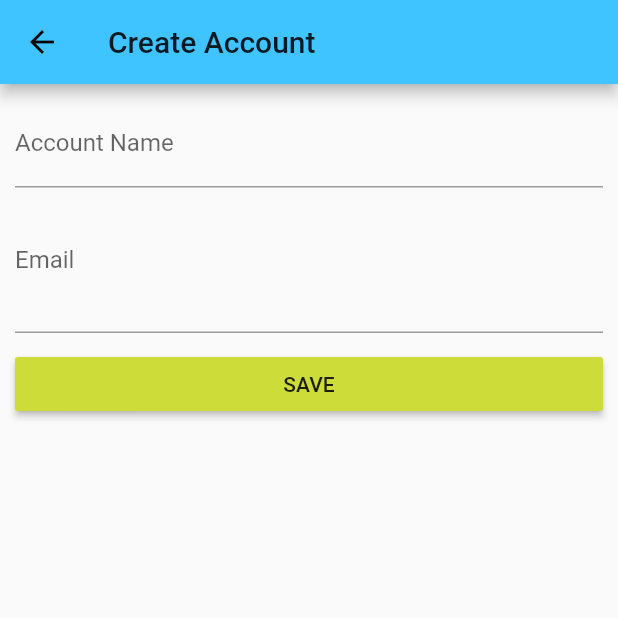
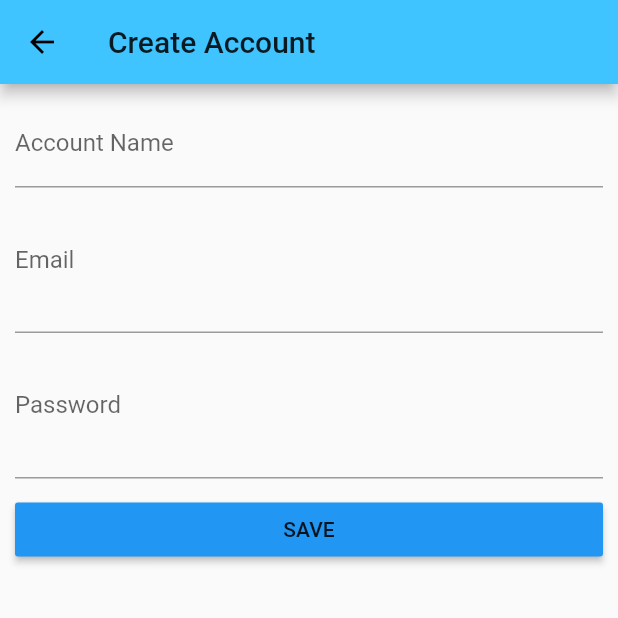
Before and after one commit to JordiiVidal/SaveZone, a Flutter app: the screen it shows after launch, after a tap on the "add" icon, on a phone screen of 412 x 824 dp, the top half of it. Run offline on Flutter 3.47's test engine with Material 2 defaults, Android fonts, the phone set to English and light mode, and no system bars.

Commit message:
object oriented

```diff
--- a/lib/account_manager.dart
+++ b/lib/account_manager.dart
@@ -1,8 +1,9 @@
 import 'package:flutter/material.dart';
 import 'accounts.dart';
+import 'models/account.dart';
 
 class AccountManger extends StatelessWidget{
-  final List<Map<String,dynamic>> accounts;
+  final List<Account> accounts;
   AccountManger(this.accounts);
 
   @override
--- a/lib/main.dart
+++ b/lib/main.dart
@@ -1,6 +1,7 @@
 import 'package:flutter/material.dart';
-import 'pages/home.dart';
+import 'pages/homepage.dart';
 import 'pages/account_create.dart';
+import 'models/account.dart';
 
 void main() => runApp(new MyApp());
 
@@ -13,9 +14,9 @@ class MyApp extends StatefulWidget {
 }
 class _MyAppState extends State<MyApp>{
 
-  List<Map<String,dynamic>> _accounts = [];
+  List<Account> _accounts = [];
 
-  void _addAccount(Map<String, dynamic> account){
+  void _addAccount(Account account){
     setState(() {
           _accounts.add(account);
           print(_accounts);
@@ -36,7 +37,7 @@ class _MyAppState extends State<MyApp>{
         theme: ThemeData(
           brightness: Brightness.light,
           primaryColor: Colors.lightBlueAccent,
-          accentColor: Colors.lime,
+          accentColor: Colors.blue,
           backgroundColor: Colors.white,
         ),
         routes: {
--- /dev/null
+++ b/lib/models/account.dart
@@ -0,0 +1,12 @@
+import 'package:flutter/material.dart';
+
+class Account{
+
+  final int id;
+  final String email;
+  final String name;
+  final String password;
+
+  Account({@required this.id, @required this.email, @required this.name, @required this.password});
+
+}
--- a/lib/pages/account_create.dart
+++ b/lib/pages/account_create.dart
@@ -1,7 +1,9 @@
 import 'package:flutter/material.dart';
+import '../models/account.dart';
 
 
 class AccountCreatePage extends StatefulWidget{
+
   final Function addAccount;
 
   AccountCreatePage(this.addAccount);
@@ -15,6 +17,7 @@ class AccountCreatePage extends StatefulWidget{
 class _AccountCreatePage extends State<AccountCreatePage>{
   String _accountValue;
   String _emailValue;
+  String _passwordValue;
 
   @override
     Widget build(BuildContext context) {
@@ -45,6 +48,15 @@ class _AccountCreatePage extends State<AccountCreatePage>{
                     });
                   },
                 ),
+                TextField(
+                  maxLines: 3,
+                  decoration: InputDecoration(labelText: 'Password'),
+                  onChanged: (String value){
+                    setState(() {
+                      _passwordValue = value;
+                    });
+                  },
+                ),
                 SizedBox(
                   height: 10.0,
                 ),
@@ -52,11 +64,7 @@ class _AccountCreatePage extends State<AccountCreatePage>{
                   child: Text('SAVE'),
                   color: Theme.of(context).accentColor,
                   onPressed: (){
-                    final Map<String, dynamic> account = {
-                      'account': _accountValue,
-                      'email': _emailValue,
-                      'icon' : Icons.email
-                    };
+                    final Account account = new Account(id: 1,name: _accountValue, email: _emailValue, password: _passwordValue);
                     widget.addAccount(account);
                     Navigator.pop(context);
                   },
--- a/lib/pages/home.dart
+++ b/lib/pages/homepage.dart
@@ -1,8 +1,9 @@
 import 'package:flutter/material.dart';
 import '../account_manager.dart';
+import '../models/account.dart';
 
 class HomePage extends StatelessWidget{
-  final List<Map<String,dynamic>> accounts;
+  final List<Account> accounts;
 
   HomePage(this.accounts);
 
@@ -14,6 +15,8 @@ class HomePage extends StatelessWidget{
       length: 2,
       child: Scaffold(
         appBar: AppBar(
+          backgroundColor: Colors.blue,
+          textTheme: TextTheme(title: TextStyle(color: Colors.white, fontSize: 20.0)),
           title: Text('SaveZone'),
           centerTitle: true,
           actions: <Widget>[
@@ -24,6 +27,9 @@ class HomePage extends StatelessWidget{
             )
           ],
           bottom: TabBar(
+            indicatorColor: Colors.red,
+            labelColor: Colors.white,
+            unselectedLabelColor: Colors.black,
             tabs: <Widget>[
               Tab(
                 icon: Icon(Icons.new_releases),
```
Also changed, not shown: lib/accounts.dart (+5 -4 lines), lib/models/category.dart (added, +13 -0 lines).
